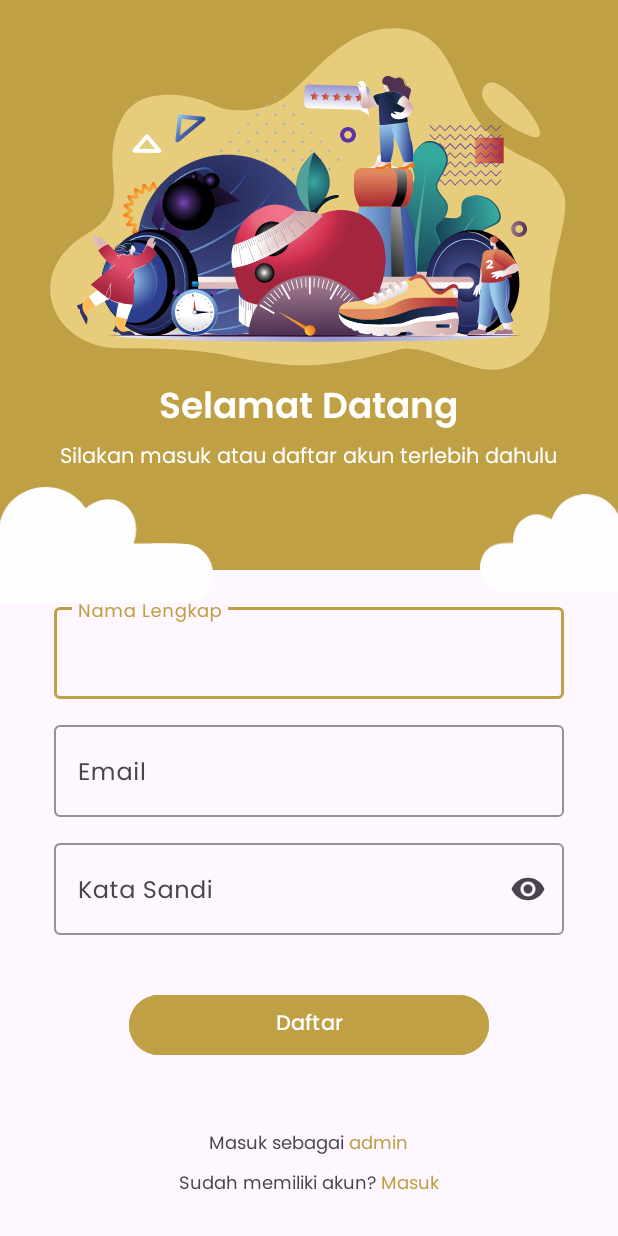
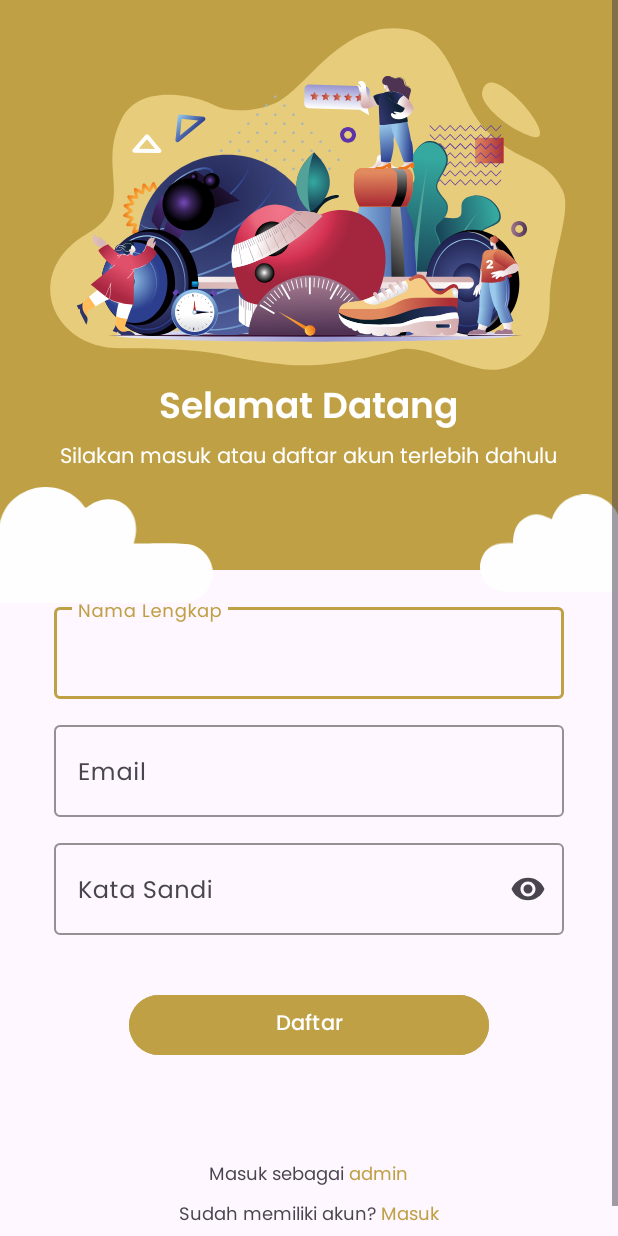
Before and after one commit to riecho14/Gymtera, an Android app: the RegisterActivity screen opened directly, with no data from a screen before it, on a phone screen of 412 x 824 dp. Run offline under Robolectric (Android 15) with nearby library versions, the phone set to English and light mode, and no system bars; our stand-ins replace Firebase (no records; nobody signed in at launch, a user with empty details on screens opened directly); libraries missing offline, so code that uses them is left out: www.sanju.motiontoast.

Commit message:
Fix(RegisterActivity): Layout problem is not suitable on small devices

```diff
--- a/app/src/main/res/layout/activity_register.xml
+++ b/app/src/main/res/layout/activity_register.xml
@@ -1,9 +1,13 @@
 <?xml version="1.0" encoding="utf-8"?>
-<RelativeLayout xmlns:android="http://schemas.android.com/apk/res/android"
+<ScrollView xmlns:android="http://schemas.android.com/apk/res/android"
     xmlns:app="http://schemas.android.com/apk/res-auto"
     xmlns:tools="http://schemas.android.com/tools"
     android:layout_width="match_parent"
-    android:layout_height="match_parent"
+    android:layout_height="match_parent">
+
+    <RelativeLayout
+        android:layout_width="match_parent"
+        android:layout_height="wrap_content"
         tools:context=".RegisterActivity">
 
         <!-- Image -->
@@ -169,8 +173,9 @@
             android:id="@+id/bottom1"
             android:layout_width="wrap_content"
             android:layout_height="wrap_content"
-        android:layout_above="@+id/bottom2"
+            android:layout_below="@+id/bt_daftar"
             android:layout_centerHorizontal="true"
+            android:layout_marginTop="66dp"
             android:fontFamily="@font/ft_regular"
             android:text="@string/masuk_sebagai_admin"
             android:textSize="12sp" />
@@ -179,12 +184,12 @@
             android:id="@id/bottom2"
             android:layout_width="wrap_content"
             android:layout_height="wrap_content"
-        android:layout_alignParentBottom="true"
+            android:layout_below="@+id/bottom1"
             android:layout_centerHorizontal="true"
             android:layout_marginTop="6dp"
             android:layout_marginBottom="24dp"
             android:fontFamily="@font/ft_regular"
             android:text="@string/sudah_memiliki_akun_masuk"
             android:textSize="12sp" />
-
     </RelativeLayout>
+</ScrollView>
```
Lines whose indentation alone changed are shown as unchanged.
